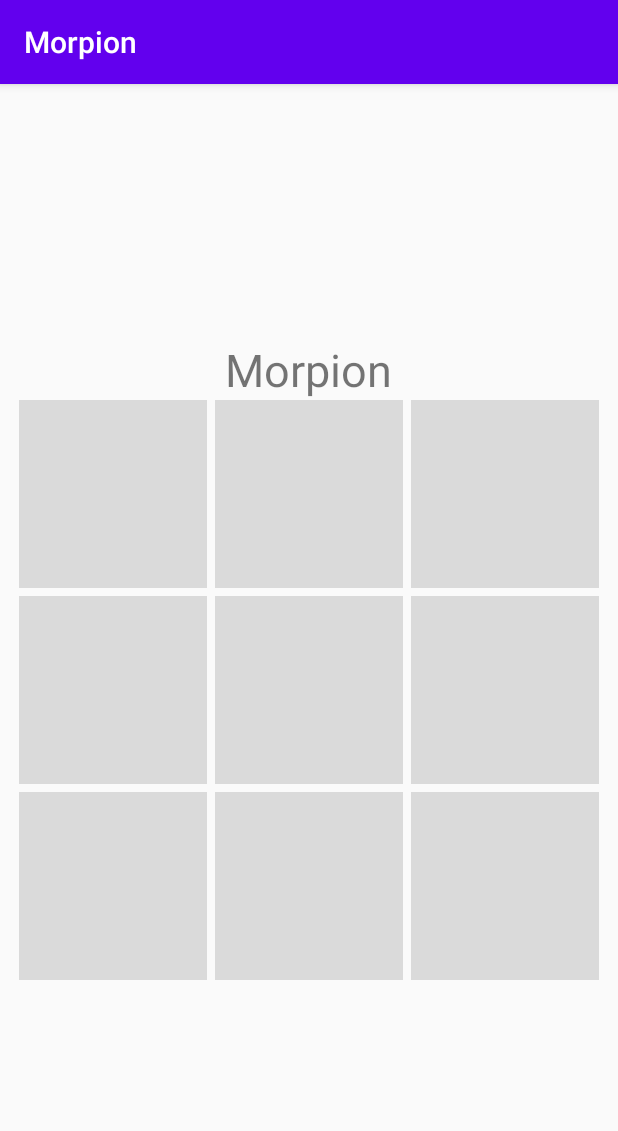
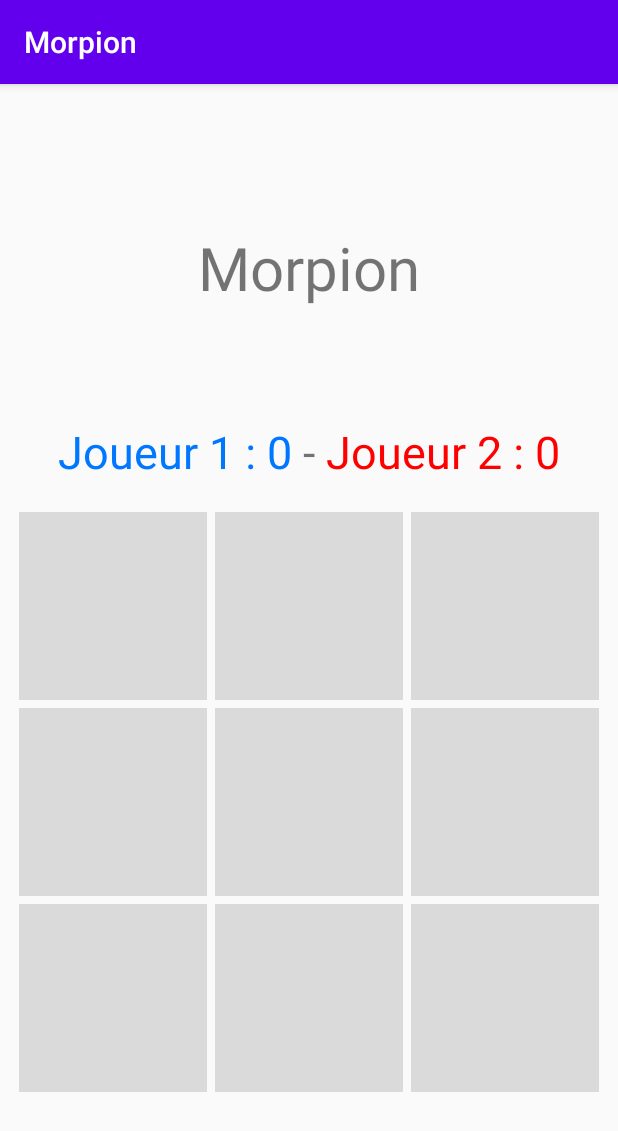
Before and after one commit to Alexandre-Vernet/Morpion, an Android app: the screen it shows after launch (MainActivity), on a phone screen of 412 x 824 dp. Shown: the top 1131 px of the screen. Run offline under Robolectric (Android 15) with nearby library versions, the phone set to English and light mode, and no system bars.

Commit message:
Incrémentation du compteur de victoire

```diff
--- a/app/src/main/java/com/ynov/vernet/morpion/MainActivity.java
+++ b/app/src/main/java/com/ynov/vernet/morpion/MainActivity.java
@@ -3,10 +3,13 @@ package com.ynov.vernet.morpion;
 import androidx.appcompat.app.AlertDialog;
 import androidx.appcompat.app.AppCompatActivity;
 
+import android.annotation.SuppressLint;
 import android.content.DialogInterface;
 import android.os.Bundle;
 import android.view.View;
 import android.widget.TextView;
+
+import org.w3c.dom.Text;
 
 public class MainActivity extends AppCompatActivity implements View.OnClickListener {
 
@@ -14,6 +17,10 @@ public class MainActivity extends AppCompatActivity implements View.OnClickListe
     private boolean[] croix = new boolean[9];
     private boolean[] rond = new boolean[9];
     private boolean[] box = new boolean[9];
+
+    // Créer les scores
+    TextView m_ScoreJ1, m_ScoreJ2;
+    private int scoreJ1, scoreJ2 = 0;
 
     // Regrouper les boutons dans un tableau
     TextView[] btn = new TextView[9];
@@ -25,6 +32,10 @@ public class MainActivity extends AppCompatActivity implements View.OnClickListe
     protected void onCreate(Bundle savedInstanceState) {
         super.onCreate(savedInstanceState);
         setContentView(R.layout.activity_main);
+
+        // Référencer les scores
+        m_ScoreJ1 = (TextView) findViewById(R.id.scoreJ1);
+        m_ScoreJ2 = (TextView) findViewById(R.id.scoreJ2);
 
         // Référencer les boutons
         btn[0] = (TextView) findViewById(R.id.btn0);
@@ -109,7 +120,7 @@ public class MainActivity extends AppCompatActivity implements View.OnClickListe
         // Placement du pion au clic du bouton
         btn[noBtn].setText(pion);
 
-        // Vérifier si un joueur a gagné
+        // Vérifier si un joueur a gagné ou si la grille est pleine
         stats();
     }
 
@@ -146,6 +157,7 @@ public class MainActivity extends AppCompatActivity implements View.OnClickListe
     }
 
     // Si le joueur 1 gagne
+    @SuppressLint("SetTextI18n")
     public void victoireCroix() {
         AlertDialog alertDialog = new AlertDialog.Builder(MainActivity.this).create();
         alertDialog.setTitle("Victoire");
@@ -158,9 +170,15 @@ public class MainActivity extends AppCompatActivity implements View.OnClickListe
                     }
                 });
         alertDialog.show();
+
+        // Incrémenter le compteur de victoire
+        scoreJ1++;
+        m_ScoreJ1.setText("Joueur 1 : " + scoreJ1);
+
     }
 
     // Si le joueur 2 gagne
+    @SuppressLint("SetTextI18n")
     public void victoireRond() {
         AlertDialog alertDialog = new AlertDialog.Builder(MainActivity.this).create();
         alertDialog.setTitle("Victoire");
@@ -173,6 +191,10 @@ public class MainActivity extends AppCompatActivity implements View.OnClickListe
                     }
                 });
         alertDialog.show();
+
+        // Incrémenter le compteur de victoire
+        scoreJ2++;
+        m_ScoreJ2.setText("Joueur 2 : " + scoreJ2);
     }
 
     // Si la grille est rempli et que personne n'a gagné
--- a/app/src/main/res/layout/activity_main.xml
+++ b/app/src/main/res/layout/activity_main.xml
@@ -7,16 +7,48 @@
     android:orientation="vertical"
     tools:context=".MainActivity">
 
+    <!--    Nom de l'app-->
     <TextView
         android:layout_width="wrap_content"
         android:layout_height="wrap_content"
         android:text="@string/app_name"
-        android:textSize="30sp" />
+        android:textSize="40sp" />
+
+    <!--    Affichage des scores-->
+    <LinearLayout
+        android:layout_width="wrap_content"
+        android:layout_height="wrap_content"
+        android:layout_marginTop="75dp">
+
+        <TextView
+            android:id="@+id/scoreJ1"
+            android:layout_width="wrap_content"
+            android:layout_height="wrap_content"
+            android:text="@string/joueur1"
+            android:textColor="@color/joueur1"
+            android:textSize="30sp" />
+
+        <TextView
+            android:layout_width="wrap_content"
+            android:layout_height="wrap_content"
+            android:text=" - "
+            android:textSize="30sp" />
+
+        <TextView
+            android:id="@+id/scoreJ2"
+            android:layout_width="wrap_content"
+            android:layout_height="wrap_content"
+            android:text="@string/joueur2"
+            android:textColor="@color/joueur2"
+            android:textSize="30sp" />
+    </LinearLayout>
 
 
+    <!--    Zone de jeu-->
     <LinearLayout
         android:layout_width="wrap_content"
-        android:layout_height="wrap_content">
+        android:layout_height="wrap_content"
+        android:layout_marginTop="20dp">
 
         <TextView
             android:id="@+id/btn0"
--- a/app/src/main/res/values/colors.xml
+++ b/app/src/main/res/values/colors.xml
@@ -3,4 +3,7 @@
     <color name="colorPrimary">#6200EE</color>
     <color name="colorPrimaryDark">#3700B3</color>
     <color name="colorAccent">#03DAC5</color>
+
+    <color name="joueur1">#0077FF</color>
+    <color name="joueur2">#FF0000</color>
 </resources>
--- a/app/src/main/res/values/strings.xml
+++ b/app/src/main/res/values/strings.xml
@@ -1,3 +1,5 @@
 <resources>
     <string name="app_name">Morpion</string>
+    <string name="joueur1">Joueur 1 : 0</string>
+    <string name="joueur2">Joueur 2 : 0</string>
 </resources>
```
